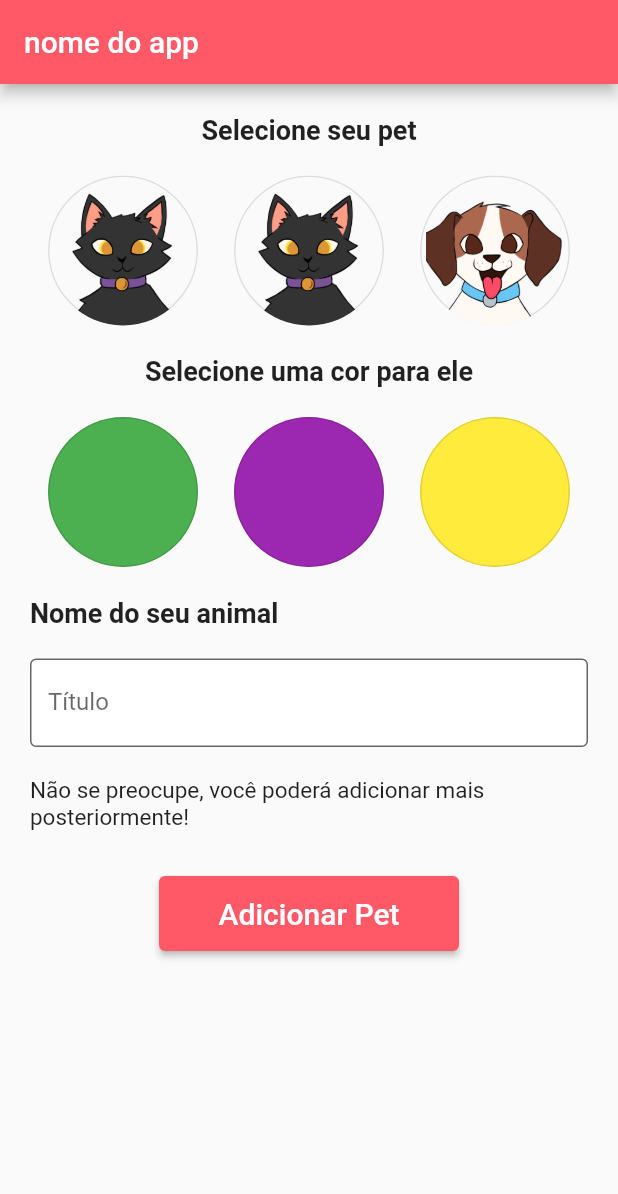
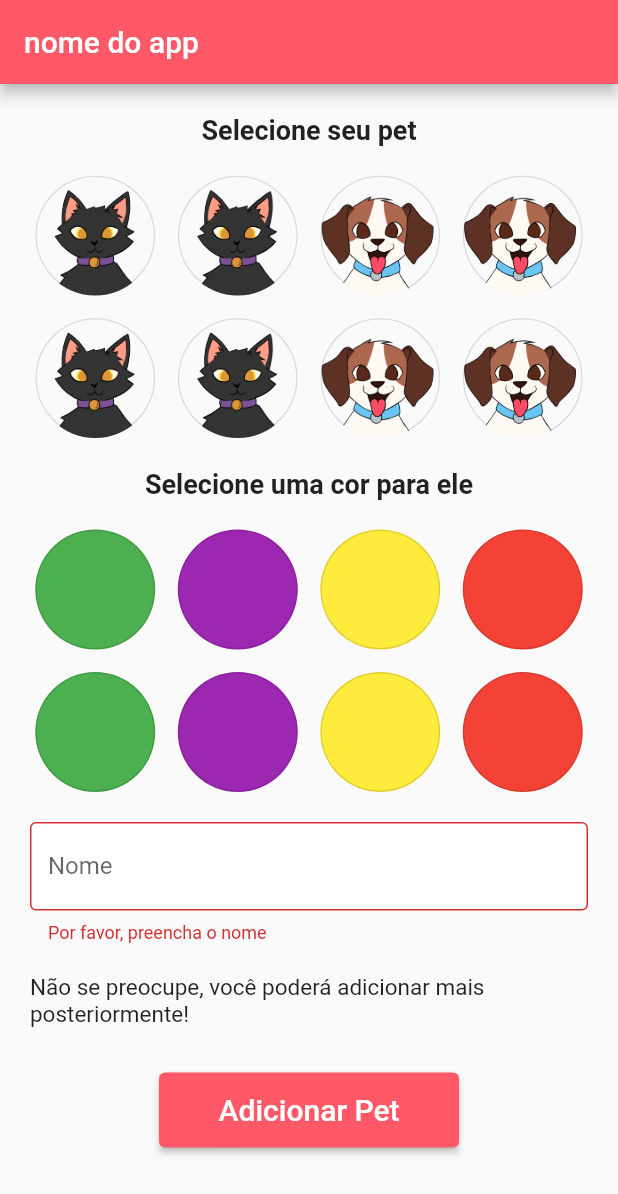
Before and after one commit to VitorEstevam/app-pets, a Flutter app: the screen it shows after launch, after a tap on "Adicionar Pet", on a phone screen of 412 x 824 dp. Shown: the top 1194 px of the screen. Run offline on Flutter 3.47's test engine with Material 2 defaults, Android fonts, the phone set to English and light mode, and no system bars; our stand-ins replace flutter_mobx, google_fonts, intro_slider, mobx, table_calendar; missing offline and left inert: dart:ffi, onboarding; generated files the repository leaves out were written again.

Commit message:
refactor create pet

```diff
--- a/lib/pages/page_pet/create_pet_intro.dart
+++ b/lib/pages/page_pet/create_pet_intro.dart
@@ -10,31 +10,38 @@ import 'package:provider/provider.dart';
 import 'widgets/icon_selector.dart';
 
 class CreatePetIntro extends StatelessWidget {
-  String? animalName;
-  String? animalImageUrl;
-  String? iconColorUrl;
-  Color? iconColor;
+  String? name;
+  String? image;
+  Color? color;
+  final _formKey = GlobalKey<FormState>();
 
-  void choose_icon(String stringUrl) {
+  void chooseIcon(String stringUrl) {
     print(stringUrl);
-    animalImageUrl = stringUrl;
+    image = stringUrl;
   }
 
-  void choose_color(Color color) {
-    iconColor = color;
+  void chooseColor(Color color) {
+    color = color;
   }
 
-  void setAnimalName(String name) {
-    animalName = name;
+  void chooseName(String name) {
+    name = name;
   }
 
   void createAnimal(BuildContext context) {
     Provider.of<StoreGlobal>(context, listen: false)
-        .addNewPet(Pet(animalName!, animalImageUrl!, iconColor!));
+        .addNewPet(Pet(name!, image!, color!));
 
     Navigator.of(
       context,
     ).push(MaterialPageRoute(builder: (context) => const TabBarHandler()));
+  }
+
+  void submitForm(BuildContext context) {
+    if (_formKey.currentState!.validate()) {
+      print("válido");
+      createAnimal(context);
+    }
   }
 
   @override
@@ -44,37 +51,27 @@ class CreatePetIntro extends StatelessWidget {
         title: const Text("nome do app"),
       ),
       body: SingleChildScrollView(
+        child: Form(
+          key: _formKey,
           child: Padding(
             padding: const EdgeInsets.symmetric(horizontal: 20.0),
             child: Column(
               crossAxisAlignment: CrossAxisAlignment.start,
               children: [
                 Container(height: 20),
-              IconSelector(onSelect: choose_icon),
-
+                IconSelector(onSelect: chooseIcon),
                 Container(height: 20),
-              ColorSelector(onSelect: choose_color),
-
+                ColorSelector(onSelect: chooseColor),
                 Container(height: 20),
-              const Text(
-                "Nome do seu animal",
-                style: TextStyle(fontSize: 18, fontWeight: FontWeight.bold),
-              ),
-              Container(height: 20),
-              TextFormField(
-                  decoration: const InputDecoration(
-                    filled: true,
-                    fillColor: Colors.white,
-                    labelText: 'Título',
-                    border: OutlineInputBorder(),
-                  ),
-                  validator: (value) {
-                    if (value == null || value.isEmpty) {
-                      return 'Por favor, preencha o título';
+                TextInput(
+                  onChanged: chooseName,
+                  validator: (_) {
+                    if (name == null || name == "") {
+                      return 'Por favor, preencha o nome';
                     }
                     return null;
                   },
-                  onChanged: setAnimalName),
+                ),
                 Container(height: 20),
                 const Text(
                   "Não se preocupe, você poderá adicionar mais posteriormente!",
@@ -90,7 +87,7 @@ class CreatePetIntro extends StatelessWidget {
                     width: 200,
                     height: 50,
                     child: ElevatedButton(
-                    onPressed: () => createAnimal(context),
+                      onPressed: () => submitForm(context),
                       child: const Text("Adicionar Pet",
                           style: TextStyle(
                             fontSize: 20,
@@ -102,6 +99,28 @@ class CreatePetIntro extends StatelessWidget {
             ),
           ),
         ),
+      ),
     );
   }
 }
+
+class TextInput extends StatelessWidget {
+  final void Function(String) onChanged;
+  final String? Function(dynamic a) validator;
+
+  const TextInput({Key? key, required this.onChanged, required this.validator})
+      : super(key: key);
+
+  @override
+  Widget build(BuildContext context) {
+    return TextFormField(
+        validator: validator,
+        decoration: const InputDecoration(
+          filled: true,
+          fillColor: Colors.white,
+          labelText: 'Nome',
+          border: OutlineInputBorder(),
+        ),
+        onChanged: onChanged);
+  }
+}
--- a/lib/pages/page_pet/widgets/color_selector.dart
+++ b/lib/pages/page_pet/widgets/color_selector.dart
@@ -11,12 +11,21 @@ class ColorSelector extends StatefulWidget {
 }
 
 class _ColorSelectorState extends State<ColorSelector> {
-  List<Color> colors = [Colors.green, Colors.purple, Colors.yellow];
+  List<Color> colors = [
+    Colors.green,
+    Colors.purple,
+    Colors.yellow,
+    Colors.red,
+    Colors.green,
+    Colors.purple,
+    Colors.yellow,
+    Colors.red,
+  ];
   int? selected;
+  int itemsPerRow = 4;
 
   Widget colorWidget(index, Color color) {
-    return Expanded(
-      child: ChooseCircleColor(
+    return ChooseCircleColor(
       color,
       (a) {
         widget.onSelect(a);
@@ -25,7 +34,6 @@ class _ColorSelectorState extends State<ColorSelector> {
         });
       },
       selected == index,
-      ),
     );
   }
 
@@ -38,9 +46,13 @@ class _ColorSelectorState extends State<ColorSelector> {
           style: TextStyle(fontSize: 18, fontWeight: FontWeight.bold),
         ),
         Container(height: 20),
-        Row(children: [
-          for (var i = 0; i < colors.length; i++) colorWidget(i, colors[i]),
-        ]),
+        Wrap(
+          spacing: 15,
+          runSpacing: 15,
+          children: [
+            for (var j = 0; j < colors.length; j++) colorWidget(j, colors[j]),
+          ],
+        ),
       ],
     );
   }
@@ -55,7 +67,10 @@ class ChooseCircleColor extends StatelessWidget {
 
   @override
   Widget build(BuildContext context) {
-    return OutlinedButton(
+    return SizedBox(
+      width: 80,
+      height: 80,
+      child: OutlinedButton(
         clipBehavior: Clip.antiAlias,
         style: ButtonStyle(
             backgroundColor: MaterialStateProperty.all<Color>(color),
@@ -67,9 +82,8 @@ class ChooseCircleColor extends StatelessWidget {
         onPressed: () {
           action(color);
         },
-      child: const SizedBox(
-        width: 100,
-        height: 100,
+        child: Container(
+        ),
       ),
     );
   }
--- a/lib/pages/page_pet/widgets/icon_selector.dart
+++ b/lib/pages/page_pet/widgets/icon_selector.dart
@@ -1,5 +1,4 @@
 import 'package:flutter/material.dart';
-
 
 class IconSelector extends StatefulWidget {
   final void Function(String) onSelect;
@@ -9,17 +8,22 @@ class IconSelector extends StatefulWidget {
   @override
   State<IconSelector> createState() => _IconSelectorState();
 }
+
 class _IconSelectorState extends State<IconSelector> {
   List<String> icons = [
     "lib/assets/cat_icon_creation.png",
     "lib/assets/cat_icon_creation.png",
-    "lib/assets/dog_icon_creation.png"
+    "lib/assets/dog_icon_creation.png",
+    "lib/assets/dog_icon_creation.png",
+    "lib/assets/cat_icon_creation.png",
+    "lib/assets/cat_icon_creation.png",
+    "lib/assets/dog_icon_creation.png",
+    "lib/assets/dog_icon_creation.png",
   ];
   int? selected;
 
   Widget iconWidget(index, path) {
-    return Expanded(
-      child: ChooseCircleIcon(
+    return ChooseCircleIcon(
       path,
       (a) {
         widget.onSelect(a);
@@ -28,7 +32,6 @@ class _IconSelectorState extends State<IconSelector> {
         });
       },
       isSelected: selected == index,
-      ),
     );
   }
 
@@ -41,9 +44,13 @@ class _IconSelectorState extends State<IconSelector> {
           style: TextStyle(fontSize: 18, fontWeight: FontWeight.bold),
         ),
         Container(height: 20),
-        Row(children: [
+        Wrap(
+          spacing: 15,
+          runSpacing: 15,
+          children: [
             for (var i = 0; i < icons.length; i++) iconWidget(i, icons[i]),
-        ]),
+          ],
+        ),
       ],
     );
   }
@@ -61,20 +68,27 @@ class ChooseCircleIcon extends StatelessWidget {
 
   @override
   Widget build(BuildContext context) {
-    return OutlinedButton(
+    return SizedBox(
+      width: 80,
+      height: 80,
+      child: OutlinedButton(
           clipBehavior: Clip.antiAlias,
           style: ButtonStyle(
+              padding: MaterialStateProperty.all<EdgeInsets>(EdgeInsets.all(0)),
               shape: MaterialStateProperty.all<OutlinedBorder>(CircleBorder()),
-            side: isSelected? MaterialStateProperty.all<BorderSide>(
-                BorderSide(color: Theme.of(context).primaryColor, width: 5)): null),
+              side: isSelected
+                  ? MaterialStateProperty.all<BorderSide>(BorderSide(
+                      color: Theme.of(context).primaryColor, width: 5))
+                  : null),
           child: Image.asset(
             imgUrl,
-          width: 100,
-          height: 100,
+            width: 80,
+            height: 80,
             fit: BoxFit.cover,
           ),
           onPressed: () {
             action(imgUrl);
-        });
+          }),
+    );
   }
 }
```
Lines whose indentation alone changed are shown as unchanged.
